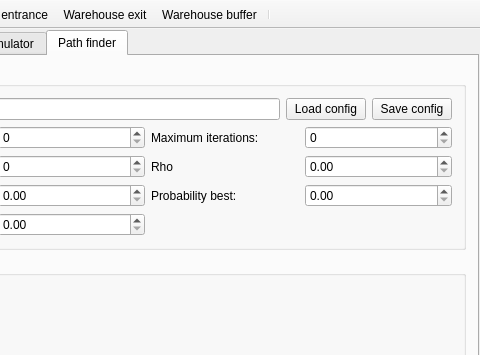
This is src/gui/mainwindow.ui in kocica/warehouse-manager as Qt 5 draws it before an edit; both pictures show x 673 to 1153 and y 0 to 355 of the 1153 by 1002 pixel window. The edited form follows.
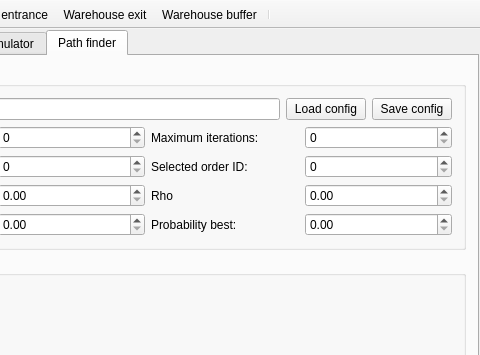
This is the edited form. The open tabs and pages were chosen to show the change. Icons and pictures are not drawn. Custom widgets are drawn as their Qt base class.

Commit message: ACO - order selection cfg/ui

```diff
--- a/src/gui/mainwindow.ui
+++ b/src/gui/mainwindow.ui
@@ -1902,43 +1902,9 @@
                    </property>
                   </widget>
                  </item>
-                 <item row="1" column="3">
-                  <widget class="QDoubleSpinBox" name="rho">
-                   <property name="maximum">
-                    <double>1.000000000000000</double>
-                   </property>
-                   <property name="singleStep">
-                    <double>0.100000000000000</double>
-                   </property>
-                  </widget>
-                 </item>
-                 <item row="1" column="2">
-                  <widget class="QLabel" name="rhoLabel">
-                   <property name="text">
-                    <string>Rho</string>
-                   </property>
-                  </widget>
-                 </item>
                  <item row="2" column="1">
                   <widget class="QDoubleSpinBox" name="beta"/>
                  </item>
-                 <item row="2" column="2">
-                  <widget class="QLabel" name="probBestLabel">
-                   <property name="text">
-                    <string>Probability best:</string>
-                   </property>
-                  </widget>
-                 </item>
-                 <item row="2" column="3">
-                  <widget class="QDoubleSpinBox" name="probBest">
-                   <property name="maximum">
-                    <double>1.000000000000000</double>
-                   </property>
-                   <property name="singleStep">
-                    <double>0.100000000000000</double>
-                   </property>
-                  </widget>
-                 </item>
                  <item row="0" column="0">
                   <widget class="QLabel" name="antCountLabel">
                    <property name="text">
@@ -1998,6 +1964,54 @@
                    </property>
                   </widget>
                  </item>
+                 <item row="3" column="2">
+                  <widget class="QLabel" name="probBestLabel">
+                   <property name="text">
+                    <string>Probability best:</string>
+                   </property>
+                  </widget>
+                 </item>
+                 <item row="3" column="3">
+                  <widget class="QDoubleSpinBox" name="probBest">
+                   <property name="maximum">
+                    <double>1.000000000000000</double>
+                   </property>
+                   <property name="singleStep">
+                    <double>0.100000000000000</double>
+                   </property>
+                  </widget>
+                 </item>
+                 <item row="2" column="3">
+                  <widget class="QDoubleSpinBox" name="rho">
+                   <property name="maximum">
+                    <double>1.000000000000000</double>
+                   </property>
+                   <property name="singleStep">
+                    <double>0.100000000000000</double>
+                   </property>
+                  </widget>
+                 </item>
+                 <item row="2" column="2">
+                  <widget class="QLabel" name="rhoLabel">
+                   <property name="text">
+                    <string>Rho</string>
+                   </property>
+                  </widget>
+                 </item>
+                 <item row="1" column="2">
+                  <widget class="QLabel" name="selectedOrderIDLabel">
+                   <property name="text">
+                    <string>Selected order ID:</string>
+                   </property>
+                  </widget>
+                 </item>
+                 <item row="1" column="3">
+                  <widget class="QSpinBox" name="selectedOrderID">
+                   <property name="maximum">
+                    <number>100000</number>
+                   </property>
+                  </widget>
+                 </item>
                 </layout>
                </item>
               </layout>
```
Left out of the diff: 4 changed lines with no effect on the pictures. The commit also changes 7 other files.
